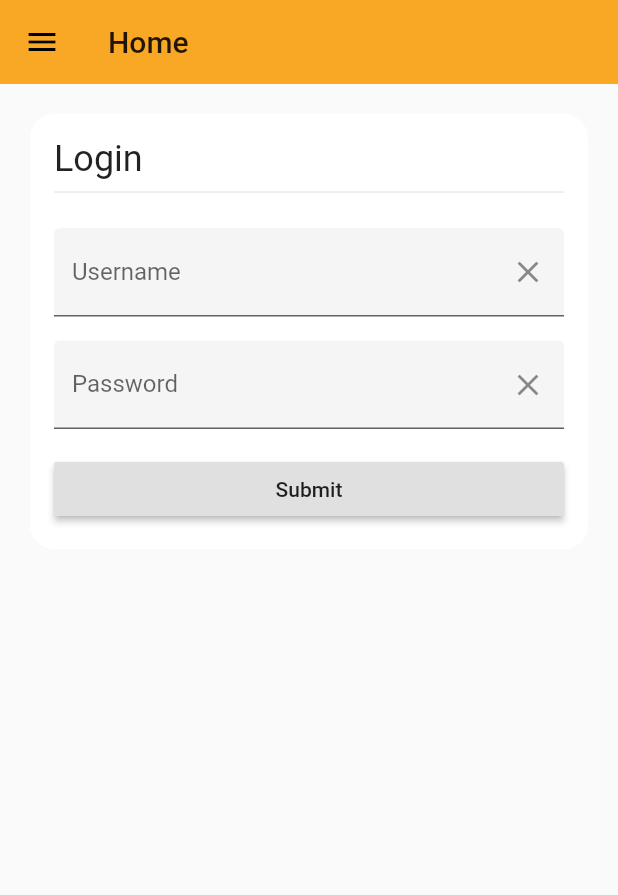
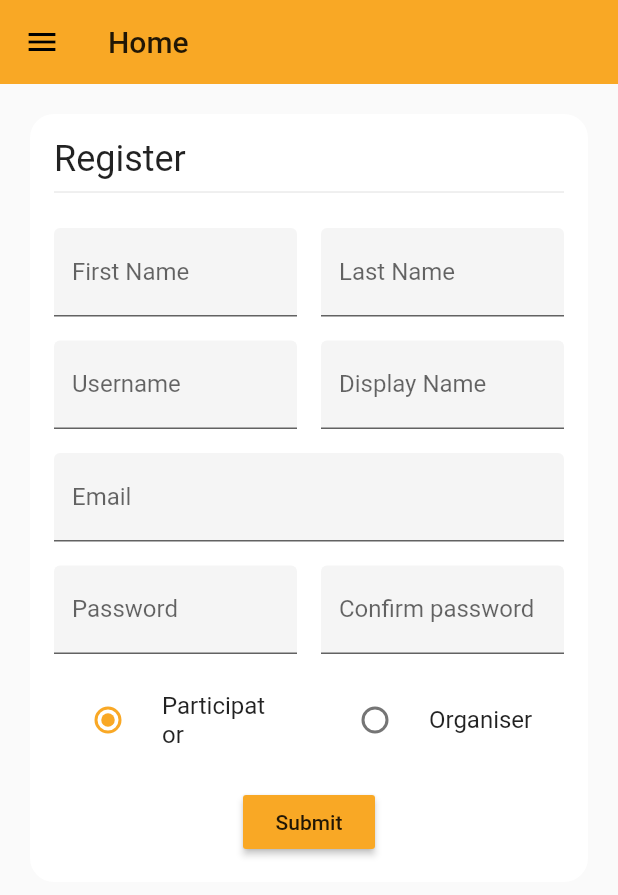
Before and after one commit to imfelixyeung/dse-sba-event-ticketing-system, a Flutter app: the AccountPage screen opened by its route, after a tap on "Register", on a phone screen of 412 x 824 dp. Shown: the top 895 px of the screen. Run offline on Flutter 3.47's test engine with Material 2 defaults, Android fonts, the light colour scheme and no system bars; our stand-ins replace flutter_markdown, font_awesome_flutter, hive, hive_flutter; accounts and stored records are empty; network calls fail.

Commit message:
Flutter web

```diff
--- a/client/event_ticketing_system/lib/apis/ets.dart
+++ b/client/event_ticketing_system/lib/apis/ets.dart
@@ -10,6 +10,13 @@ class EtsAPI {
     print('$endpoint/api/login/');
     var response = await http.post('$endpoint/api/login/',
         body: json.encode({"auth": user.toMap()}));
+    return json.decode(response.body);
+  }
+
+  static Future<Map> register(User user) async {
+    print('$endpoint/api/register/');
+    var response = await http.post('$endpoint/api/register/',
+        body: json.encode({"register": user.toMap()}));
     return json.decode(response.body);
   }
 
@@ -68,7 +75,6 @@ class User {
       createdEvents = null;
       return;
     }
-    authenticated = true;
     username = userMap['username'];
     displayName = userMap['display_name'];
     email = userMap['email'];
@@ -80,10 +86,25 @@ class User {
     createdEvents = userMap['created_events'];
   }
 
-  Future login() async {
+  Future<Map> login() async {
     var response = await EtsAPI.login(this);
     var userMap = response['data'];
+    if (userMap != null) {
+      importFromMap(userMap);
+      authenticated = true;
+    }
+    return response;
+  }
+
+  Future<Map> register() async {
+    var response = await EtsAPI.register(this);
+    var userMap = response['data'];
     importFromMap(userMap);
+    if (userMap != null) {
+      importFromMap(userMap);
+      authenticated = true;
+    }
+    return response;
   }
 
   logout() {
--- a/client/event_ticketing_system/lib/apis/translations.dart
+++ b/client/event_ticketing_system/lib/apis/translations.dart
@@ -2,6 +2,10 @@ import 'database.dart';
 
 class Translate {
   static Map<String, Map<String, String>> translate = {
+    'view_details': {
+      'en-gb': 'View Details',
+      'zh-hk': '查看詳情',
+    },
     'name': {
       'en-gb': 'Name',
       'zh-hk': '名稱',
@@ -405,10 +409,19 @@ class Translate {
       'zh-hk': "輸入電子郵件",
       'zh-cn': "输入电子邮件"
     },
+    "err_too_long_max_format": {
+      'en-gb': "Too long, maximum is %d characters",
+      'zh-hk': "太長 最大為 ％d 個字符",
+    },
     "err_username_format": {
       'en-gb': "Username must have %d - %d characters",
       'zh-hk': "用戶名必須包含 %d - %d 個字符",
       'zh-cn': "用户名必须包含 %d - %d 个字符"
+    },
+    "err_password_format": {
+      'en-gb': "Password must have %d - %d characters",
+      'zh-hk': "密碼必須包含 %d - %d 個字符",
+      'zh-cn': "密码必须包含 %d - %d 个字符"
     },
     "err_username_taken": {
       'en-gb': "That username is taken, try another",
@@ -430,6 +443,11 @@ class Translate {
       'zh-hk': "輸入密碼",
       'zh-cn': "输入密码"
     },
+    "confirm_password": {
+      'en-gb': "Confirm password",
+      'zh-hk': "確認密碼",
+      'zh-cn': "确认密码"
+    },
     "err_confirm_password": {
       'en-gb': "Confirm your password",
       'zh-hk': "確認你的密碼",
@@ -442,6 +460,11 @@ class Translate {
     },
     "account_type": {'en-gb': "Account Type", 'zh-hk': "帳戶類型", 'zh-cn': "帐户类型"},
     "participator": {'en-gb': "Participator", 'zh-hk': "參加者", 'zh-cn': "参加者"},
+    "field_required": {
+      'en-gb': "This field is required",
+      'zh-hk': "此各項均為必填項",
+      'zh-cn': "此各项均为必填项"
+    },
     "register_remark_1": {
       'en-gb': "*All fields are required",
       'zh-hk': "*各項均為必填項",
@@ -453,10 +476,9 @@ class Translate {
       'zh-cn': "*用户名必须包含 %d - %d 个字符"
     },
     "register_success": {
-      'en-gb':
-          "User is added successfully, please go to the welcome page to proceed",
-      'zh-hk': "用戶添加成功，請轉到歡迎頁面繼續",
-      'zh-cn': "用户添加成功，请转到欢迎页面继续"
+      'en-gb': "Registration successfully",
+      'zh-hk': "用戶添加成功",
+      'zh-cn': "用户添加成功"
     },
     "access_level_admin": {'en-gb': "Admin", 'zh-hk': "管理員", 'zh-cn': "管理员"},
     "access_level_organiser": {
--- a/client/event_ticketing_system/lib/blocs/theme.dart
+++ b/client/event_ticketing_system/lib/blocs/theme.dart
@@ -9,6 +9,7 @@ ShapeBorder feliCardShape =
 
 class FeliThemeChanger with ChangeNotifier {
   ThemeData get lightTheme => ThemeData(
+        buttonColor: feliOrange,
         platform: TargetPlatform.android,
         appBarTheme: AppBarTheme(elevation: 0),
         popupMenuTheme: PopupMenuThemeData(color: Colors.grey.shade200),
@@ -25,6 +26,7 @@ class FeliThemeChanger with ChangeNotifier {
       );
 
   ThemeData get darkTheme => ThemeData(
+        buttonColor: feliOrange,
         platform: TargetPlatform.android,
         popupMenuTheme: PopupMenuThemeData(color: Colors.grey.shade700),
         appBarTheme: AppBarTheme(elevation: 0),
@@ -42,6 +44,7 @@ class FeliThemeChanger with ChangeNotifier {
       );
 
   ThemeData get blackTheme => ThemeData(
+        buttonColor: feliOrange,
         platform: TargetPlatform.android,
         popupMenuTheme: PopupMenuThemeData(color: Colors.grey.shade900),
         scaffoldBackgroundColor: Colors.black,
--- /dev/null
+++ b/client/event_ticketing_system/lib/constants/register_requirements.dart
@@ -0,0 +1,7 @@
+class RegisterRequirements {
+  static final usernameMin = 4;
+  static final usernameMax = 16;
+  static final passwordMin = 8;
+  static final passwordMax = 32;
+  static final nameMax = 32;
+}
--- a/client/event_ticketing_system/lib/main.dart
+++ b/client/event_ticketing_system/lib/main.dart
@@ -1,6 +1,7 @@
 import 'package:event_ticketing_system/pages/account_page.dart';
 import 'package:event_ticketing_system/pages/event_details_page.dart';
 import 'package:event_ticketing_system/pages/login_page.dart';
+import 'package:event_ticketing_system/pages/register_page.dart';
 import 'package:flutter/material.dart';
 import 'package:hive/hive.dart';
 import 'package:hive_flutter/hive_flutter.dart';
@@ -67,6 +68,7 @@ class MaterialAppWithTheme extends StatelessWidget {
         RouteNames.settings: (_) => SettingsPage(),
         RouteNames.account: (_) => AccountPage(),
         RouteNames.login: (_) => LoginPage(),
+        RouteNames.register: (_) => RegisterPage(),
       },
       onGenerateRoute: (RouteSettings routeSettings) {
         print(routeSettings.name);
--- a/client/event_ticketing_system/lib/pages/account_page.dart
+++ b/client/event_ticketing_system/lib/pages/account_page.dart
@@ -68,7 +68,8 @@ class _AccountPageState extends State<AccountPage> {
                                 ),
                                 ListTile(
                                   title: Text(Translate.get('account_type')),
-                                  subtitle: Text(appUser.accessLevel),
+                                  subtitle:
+                                      Text(Translate.get(appUser.accessLevel)),
                                 ),
                                 RaisedButton(
                                   child: Text(Translate.get('logout')),
@@ -99,7 +100,7 @@ class _AccountPageState extends State<AccountPage> {
                                   child: Text(Translate.get('register')),
                                   onPressed: () async {
                                     await Navigator.pushNamed(
-                                        context, RouteNames.login);
+                                        context, RouteNames.register);
                                     setState(() {
                                       appUser = appUser;
                                     });
--- a/client/event_ticketing_system/lib/pages/login_page.dart
+++ b/client/event_ticketing_system/lib/pages/login_page.dart
@@ -13,9 +13,9 @@ class LoginPage extends StatefulWidget {
 }
 
 class _LoginPageState extends State<LoginPage> {
-  TextEditingController usernameInputController = TextEditingController();
-  TextEditingController passwordInputController = TextEditingController();
   bool loading = false;
+
+  final GlobalKey<FormState> _formKey = GlobalKey<FormState>();
 
   Future<bool> showSimpleDialog(String title) async {
     return await showDialog(
@@ -34,11 +34,15 @@ class _LoginPageState extends State<LoginPage> {
   }
 
   void handleLogin() async {
+    if (!_formKey.currentState.validate()) {
+      return;
+    }
+
+    _formKey.currentState.save();
+
     setState(() {
       loading = true;
     });
-    appUser.username = usernameInputController.text;
-    appUser.password = passwordInputController.text;
     await appUser.login();
     if (appUser.authenticated) {
       await showSimpleDialog(Translate.get('login_success_msg_format')
@@ -50,6 +54,41 @@ class _LoginPageState extends State<LoginPage> {
     setState(() {
       loading = false;
     });
+  }
+
+  Widget _buildUsername() {
+    return TextFormField(
+      keyboardType: TextInputType.emailAddress,
+      enabled: !loading,
+      decoration: InputDecoration(
+        filled: true,
+        labelText: Translate.get('username'),
+      ),
+      validator: (String value) {
+        if (value.isEmpty) {
+          return Translate.get('err_is_empty');
+        }
+      },
+      onSaved: (String value) {
+        appUser.username = value;
+      },
+    );
+  }
+
+  Widget _buildPassword() {
+    return TextFormField(
+      obscureText: true,
+      keyboardType: TextInputType.text,
+      enabled: !loading,
+      decoration: InputDecoration(
+        filled: true,
+        labelText: Translate.get('password'),
+      ),
+      // validator: (String value) {},
+      onSaved: (String value) {
+        appUser.password = value;
+      },
+    );
   }
 
   @override
@@ -80,42 +119,21 @@ class _LoginPageState extends State<LoginPage> {
                         style: Theme.of(context).textTheme.headline5,
                       ),
                       Divider(),
+                      Form(
+                          key: _formKey,
+                          child: Column(
+                            children: [
                               Container(height: 16),
-                      TextField(
-                        enabled: !loading,
-                        onSubmitted: (str) => handleLogin(),
-                        controller: usernameInputController,
-                        decoration: InputDecoration(
-                            filled: true,
-                            labelText: Translate.get('username'),
-                            suffixIcon: IconButton(
-                              icon: Icon(Icons.clear),
-                              onPressed: () {
-                                usernameInputController.text = '';
-                              },
-                            )),
-                      ),
+                              _buildUsername(),
                               Container(height: 16),
-                      TextField(
-                        enabled: !loading,
-                        onSubmitted: (str) => handleLogin(),
-                        controller: passwordInputController,
-                        decoration: InputDecoration(
-                            filled: true,
-                            labelText: Translate.get('password'),
-                            suffixIcon: IconButton(
-                              icon: Icon(Icons.clear),
-                              onPressed: () {
-                                usernameInputController.text = '';
-                              },
-                            )),
-                        obscureText: true,
-                      ),
+                              _buildPassword(),
                               Container(height: 16),
                               RaisedButton(
                                 child: Text(Translate.get('submit')),
                                 onPressed: handleLogin,
                               ),
+                            ],
+                          ))
                     ],
                   ),
                 ),
--- /dev/null
+++ b/client/event_ticketing_system/lib/pages/register_page.dart
@@ -0,0 +1,345 @@
+import 'dart:convert';
+
+import 'package:event_ticketing_system/apis/ets.dart';
+import 'package:event_ticketing_system/blocs/theme.dart';
+import 'package:event_ticketing_system/constants/register_requirements.dart';
+import 'package:flutter/material.dart';
+import '../apis/database.dart';
+import '../apis/translations.dart';
+import '../constants/page_titles.dart';
+import '../widgets/app_scaffold.dart';
+
+class RegisterPage extends StatefulWidget {
+  const RegisterPage({Key key}) : super(key: key);
+
+  @override
+  _RegisterPageState createState() => _RegisterPageState();
+}
+
+class _RegisterPageState extends State<RegisterPage> {
+  TextEditingController passwordTextEditingController = TextEditingController();
+  bool loading = false;
+  String accountTypeRadioGroup = 'participator';
+
+  final GlobalKey<FormState> _formKey = GlobalKey<FormState>();
+
+  Future<bool> showSimpleDialog(String title) async {
+    return await showDialog(
+        context: context,
+        builder: (_) => new AlertDialog(
+              title: new Text(title),
+              actions: <Widget>[
+                FlatButton(
+                  child: Text(Translate.get('ok')),
+                  onPressed: () {
+                    Navigator.of(context).pop();
+                  },
+                )
+              ],
+            ));
+  }
+
+  void handleRegister() async {
+    if (!_formKey.currentState.validate()) {
+      return;
+    }
+
+    _formKey.currentState.save();
+
+    setState(() {
+      loading = true;
+    });
+    var response = await appUser.register();
+    print(json.encode(response));
+    if (appUser.authenticated) {
+      await showSimpleDialog(Translate.get('register_success'));
+      Navigator.of(context).pop();
+      return;
+    } else {
+      await showSimpleDialog(response['error'] ?? 'An unknown error occured');
+    }
+    setState(() {
+      loading = false;
+    });
+  }
+
+  Widget _buildFirstName() {
+    return TextFormField(
+      onFieldSubmitted: (str) => handleRegister(),
+      enabled: !loading,
+      decoration: InputDecoration(
+        filled: true,
+        labelText: Translate.get('first_name'),
+      ),
+      validator: (String value) {
+        if (value.isEmpty) {
+          return Translate.get('field_required');
+        }
+        if (value.length > RegisterRequirements.nameMax) {
+          return Translate.get('err_too_long_max_format')
+              .replaceFirst('%d', '${RegisterRequirements.nameMax}');
+        }
+      },
+      onSaved: (String value) {
+        appUser.firstName = value;
+      },
+    );
+  }
+
+  Widget _buildLastName() {
+    return TextFormField(
+      enabled: !loading,
+      decoration: InputDecoration(
+        filled: true,
+        labelText: Translate.get('last_name'),
+      ),
+      validator: (String value) {
+        if (value.isEmpty) {
+          return Translate.get('field_required');
+        }
+        if (value.length > RegisterRequirements.nameMax) {
+          return Translate.get('err_too_long_max_format')
+              .replaceFirst('%d', '${RegisterRequirements.nameMax}');
+        }
+      },
+      onSaved: (String value) {
+        appUser.lastName = value;
+      },
+    );
+  }
+
+  Widget _buildUsername() {
+    return TextFormField(
+      enabled: !loading,
+      decoration: InputDecoration(
+        filled: true,
+        labelText: Translate.get('username'),
+      ),
+      validator: (String value) {
+        if (value.isEmpty) {
+          return Translate.get('field_required');
+        }
+        if (value.length < RegisterRequirements.usernameMin ||
+            value.length > RegisterRequirements.usernameMax) {
+          return Translate.get('err_username_format')
+              .replaceFirst('%d', '${RegisterRequirements.usernameMin}')
+              .replaceFirst('%d', '${RegisterRequirements.usernameMax}');
+        }
+      },
+      onSaved: (String value) {
+        appUser.username = value;
+      },
+    );
+  }
+
+  Widget _buildDisplayName() {
+    return TextFormField(
+      enabled: !loading,
+      decoration: InputDecoration(
+        filled: true,
+        labelText: Translate.get('display_name'),
+      ),
+      validator: (String value) {
+        if (value.isEmpty) {
+          return Translate.get('field_required');
+        }
+        if (value.length > RegisterRequirements.nameMax) {
+          return Translate.get('err_too_long_max_format')
+              .replaceFirst('%d', '${RegisterRequirements.nameMax}');
+        }
+      },
+      onSaved: (String value) {
+        appUser.displayName = value;
+      },
+    );
+  }
+
+  Widget _buildEmail() {
+    return TextFormField(
+      keyboardType: TextInputType.emailAddress,
+      enabled: !loading,
+      decoration: InputDecoration(
+        filled: true,
+        labelText: Translate.get('email'),
+      ),
+      validator: (String value) {
+        if (value.isEmpty) {
+          return Translate.get('field_required');
+        }
+        // TODO Check Email
+        var emailChecker = RegExp(r'^\w+([\.-]?\w+)*@\w+([\.-]?\w+)*(\.\w+)+$');
+        if (!emailChecker.hasMatch(value)) {
+          return Translate.get('err_email');
+        }
+      },
+      onSaved: (String value) {
+        appUser.email = value;
+      },
+    );
+  }
+
+  Widget _buildPassword() {
+    return TextFormField(
+      controller: passwordTextEditingController,
+      obscureText: true,
+      keyboardType: TextInputType.text,
+      enabled: !loading,
+      decoration: InputDecoration(
+        filled: true,
+        labelText: Translate.get('password'),
+      ),
+      validator: (String value) {
+        if (value.isEmpty) {
+          return Translate.get('field_required');
+        }
+        if (value.length < RegisterRequirements.passwordMin ||
+            value.length > RegisterRequirements.passwordMax) {
+          return Translate.get('err_password_format')
+              .replaceFirst('%d', '${RegisterRequirements.passwordMin}')
+              .replaceFirst('%d', '${RegisterRequirements.passwordMax}');
+        }
+      },
+      onSaved: (String value) {
+        appUser.password = value;
+      },
+    );
+  }
+
+  Widget _buildConfirmPassword() {
+    return TextFormField(
+      obscureText: true,
+      keyboardType: TextInputType.text,
+      enabled: !loading,
+      decoration: InputDecoration(
+        filled: true,
+        labelText: Translate.get('confirm_password'),
+      ),
+      validator: (String value) {
+        if (!(value == passwordTextEditingController.text))
+          return Translate.get('err_password_no_match');
+      },
+    );
+  }
+
+  Widget _buildRadioParticipator() {
+    return RadioListTile(
+      groupValue: accountTypeRadioGroup,
+      value: 'participator',
+      activeColor: feliOrange,
+      title: Text(Translate.get('participator')),
+      onChanged: (t) {
+        setState(() {
+          accountTypeRadioGroup = t;
+        });
+        appUser.accessLevel = t;
+      },
+    );
+  }
+
+  Widget _buildRadioOrganiser() {
+    return RadioListTile(
+      groupValue: accountTypeRadioGroup,
+      value: 'organiser',
+      activeColor: feliOrange,
+      title: Text(Translate.get('organiser')),
+      onChanged: (t) {
+        setState(() {
+          accountTypeRadioGroup = t;
+        });
+        appUser.accessLevel = t;
+      },
+    );
+  }
+
+  @override
+  void initState() {
+    super.initState();
+  }
+
+  @override
+  Widget build(BuildContext context) {
+    final double deviceWidth = MediaQuery.of(context).size.width;
+    final bool displayMobileLayout = deviceWidth < 600;
+
+    return AppScaffold(
+      pageTitle: PageTitles.home,
+      body: SingleChildScrollView(
+        child: Center(
+          child: Container(
+            child: Padding(
+              padding: EdgeInsets.all(16.0),
+              child: Card(
+                child: Padding(
+                  padding: EdgeInsets.all(16.0),
+                  child: Column(
+                    crossAxisAlignment: CrossAxisAlignment.stretch,
+                    children: [
+                      Text(
+                        Translate.get('register'),
+                        style: Theme.of(context).textTheme.headline5,
+                      ),
+                      Divider(),
+                      Form(
+                          key: _formKey,
+                          child: Column(
+                            children: [
+                              Container(height: 16),
+                              Row(
+                                crossAxisAlignment: CrossAxisAlignment.start,
+                                children: [
+                                  Flexible(child: _buildFirstName(), flex: 1),
+                                  Container(width: 16),
+                                  Flexible(child: _buildLastName(), flex: 1)
+                                ],
+                              ),
+                              Container(height: 16),
+                              Row(
+                                crossAxisAlignment: CrossAxisAlignment.start,
+                                children: [
+                                  Flexible(child: _buildUsername(), flex: 1),
+                                  Container(width: 16),
+                                  Flexible(child: _buildDisplayName(), flex: 1)
+                                ],
+                              ),
+                              Container(height: 16),
+                              _buildEmail(),
+                              Container(height: 16),
+                              Row(
+                                crossAxisAlignment: CrossAxisAlignment.start,
+                                children: [
+                                  Flexible(child: _buildPassword(), flex: 1),
+                                  Container(width: 16),
+                                  Flexible(
+                                      child: _buildConfirmPassword(), flex: 1)
+                                ],
+                              ),
+                              Container(height: 16),
+                              Row(
+                                crossAxisAlignment: CrossAxisAlignment.start,
+                                children: [
+                                  Flexible(
+                                      child: _buildRadioParticipator(),
+                                      flex: 1),
+                                  Container(width: 16),
+                                  Flexible(
+                                      child: _buildRadioOrganiser(), flex: 1)
+                                ],
+                              ),
+                              Container(height: 16),
+                              RaisedButton(
+                                child: Text(Translate.get('submit')),
+                                onPressed: handleRegister,
+                              ),
+                            ],
+                          ))
+                    ],
+                  ),
+                ),
+              ),
+            ),
+          ),
+        ),
+      ),
+    );
+  }
+}
```
Also changed, not shown: 6 other files. Lines whose indentation alone changed are shown as unchanged.
